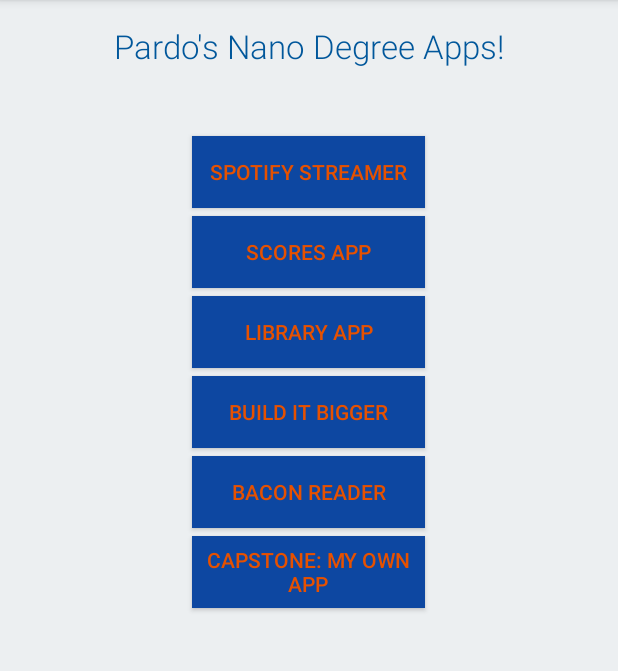
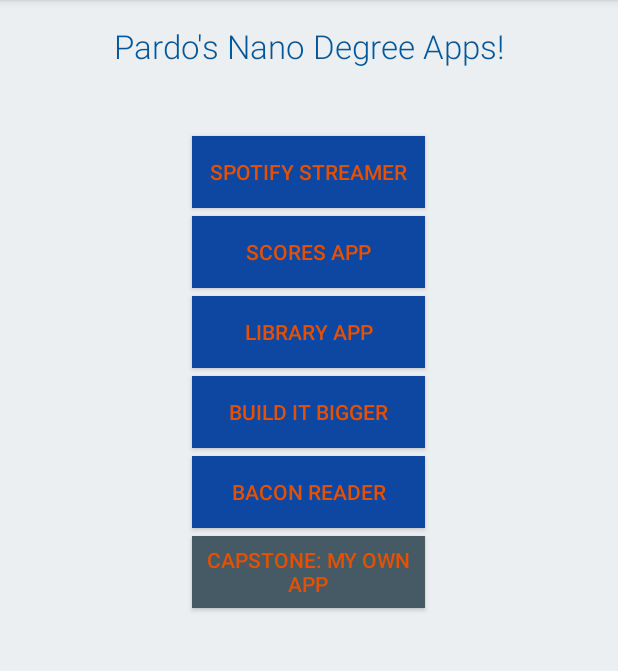
Before and after one commit to Pardo7/Neuron-Show-Case, an Android app: the screen it shows after launch (MainActivity), on a phone screen of 412 x 824 dp, the part 84-755 px from its top. Run offline under Robolectric (Android 15) with nearby library versions, the phone set to English and light mode, and no system bars.

```diff
--- a/app/src/main/res/layout/activity_main.xml
+++ b/app/src/main/res/layout/activity_main.xml
@@ -15,7 +15,7 @@
         android:textColor="#01579B"
         android:id="@+id/pardos_nano"
         android:layout_alignParentTop="true"
-        android:layout_centerHorizontal="true" />
+        android:layout_centerHorizontal="true"/>
 
     <Button
         android:layout_width="155dp"
@@ -23,10 +23,12 @@
         android:text="Spotify Streamer"
         android:background="#0D47A1"
         android:textColor="#E65100"
+        android:elevation="8dp"
         android:id="@+id/media_streamer"
+        android:onClick="buttonClicked"
         android:layout_marginTop="45dp"
         android:layout_below="@+id/pardos_nano"
-        android:layout_centerHorizontal="true" />
+        android:layout_centerHorizontal="true"/>
 
     <Button
         android:layout_width="155dp"
@@ -34,8 +36,10 @@
         android:text="Scores App"
         android:background="#0D47A1"
         android:textColor="#E65100"
+        android:elevation="8dp"
         android:layout_marginTop="5dp"
         android:id="@+id/super_duo1"
+        android:onClick="buttonClicked"
         android:layout_below="@+id/media_streamer"
         android:layout_centerHorizontal="true" />
 
@@ -45,8 +49,10 @@
         android:text="Library App"
         android:background="#0D47A1"
         android:textColor="#E65100"
+        android:elevation="8dp"
         android:layout_marginTop="5dp"
         android:id="@+id/super_duo2"
+        android:onClick="buttonClicked"
         android:layout_below="@+id/super_duo1"
         android:layout_centerHorizontal="true" />
 
@@ -56,8 +62,10 @@
         android:text="Build It Bigger"
         android:background="#0D47A1"
         android:textColor="#E65100"
+        android:elevation="8dp"
         android:layout_marginTop="5dp"
         android:id="@+id/ant_terminator"
+        android:onClick="buttonClicked"
         android:layout_below="@+id/super_duo2"
         android:layout_centerHorizontal="true" />
 
@@ -67,8 +75,10 @@
         android:text="Bacon Reader"
         android:background="#0D47A1"
         android:textColor="#E65100"
+        android:elevation="8dp"
         android:layout_marginTop="5dp"
         android:id="@+id/materialize"
+        android:onClick="buttonClicked"
         android:layout_below="@+id/ant_terminator"
         android:layout_centerHorizontal="true" />
 
@@ -76,10 +86,12 @@
         android:layout_width="155dp"
         android:layout_height="wrap_content"
         android:text="Capstone: My Own App"
-        android:background="#0D47A1"
+        android:background="#455A64"
         android:textColor="#E65100"
+        android:elevation="8dp"
         android:layout_marginTop="5dp"
         android:id="@+id/capstone"
+        android:onClick="buttonClicked"
         android:layout_below="@+id/materialize"
         android:layout_centerHorizontal="true" />
 </RelativeLayout>
```
Also changed, not shown: app/src/main/java/com/appneuron/neuron/MainActivity.java (+25 -1 lines).
